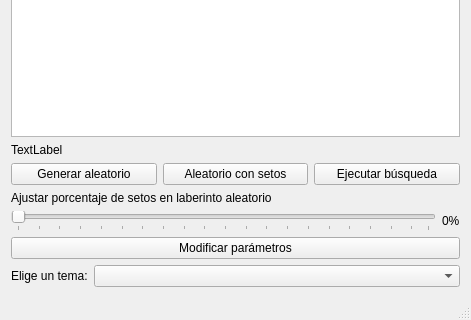
Rafaherrero/ia, file Implementación Gráfica 1/hp_mdl/ventanaprincipal.ui: the form before one commit; both pictures show x 0 to 471 and y 220 to 540 of the 471 by 540 pixel window.
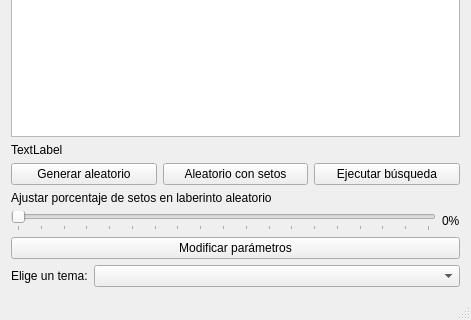
The form after the commit.

Commit message: Arreglado problemas connects

What changed in the file:
```diff
--- a/Implementación Gráfica 1/hp_mdl/ventanaprincipal.ui
+++ b/Implementación Gráfica 1/hp_mdl/ventanaprincipal.ui
@@ -137,6 +137,9 @@
       </property>
       <item>
        <widget class="QSlider" name="horizontalSlider">
+        <property name="maximum">
+         <number>90</number>
+        </property>
         <property name="singleStep">
          <number>5</number>
         </property>
```
Left out of the diff: 2 changed lines with no effect on the pictures. The commit also changes 1 other file.
